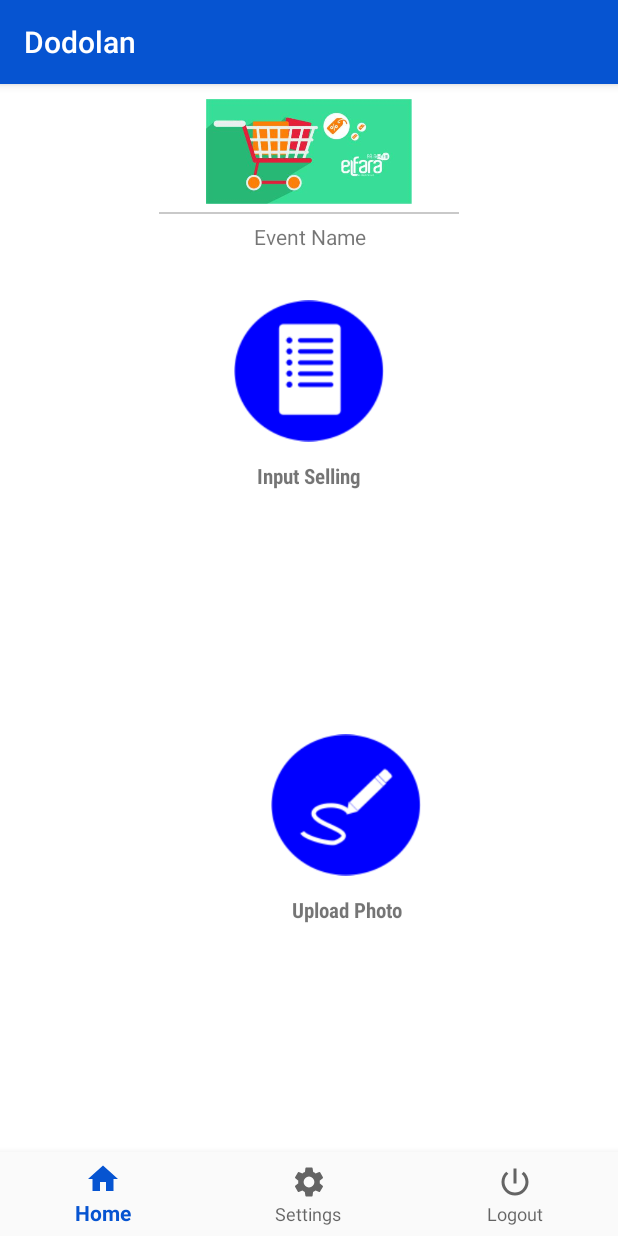
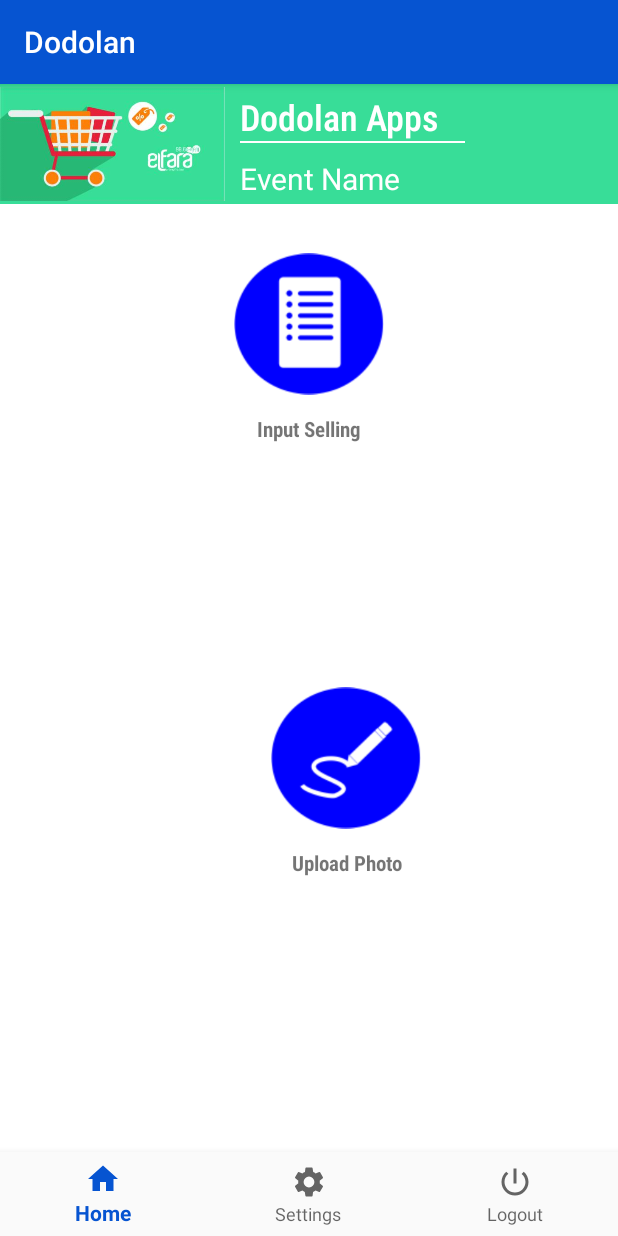
Before and after one commit to jesterx7/ElfaraApp, an Android app: the MainFragment screen opened directly, with no data from a screen before it, on a phone screen of 412 x 824 dp. Run offline under Robolectric (Android 15) with nearby library versions, the phone set to English and light mode, and no system bars; 2 statements that could not run were skipped.

Commit message:
- Change Logo Layout

```diff
--- a/app/src/main/res/layout/fragment_main.xml
+++ b/app/src/main/res/layout/fragment_main.xml
@@ -4,36 +4,63 @@
     android:layout_width="match_parent"
     android:layout_height="match_parent"
     tools:context=".ui.MainFragment"
-    android:layout_margin="10dp"
     android:background="@color/mainBackground">
 
+    <LinearLayout
+        android:id="@+id/llLogoMain"
+        android:layout_width="match_parent"
+        android:layout_height="wrap_content"
+        android:orientation="horizontal"
+        android:background="@color/logoColor">
+        <ImageView
+            android:id="@+id/imgLogoMain"
+            android:layout_width="150dp"
+            android:layout_height="80dp"
+            android:layout_gravity="left"
+            android:src="@drawable/img_logo_home" />
+        <LinearLayout
+            android:layout_width="match_parent"
+            android:layout_height="wrap_content"
+            android:layout_marginLeft="10dp"
+            android:layout_marginTop="5dp"
+            android:orientation="vertical">
+            <TextView
+                android:layout_width="match_parent"
+                android:layout_height="wrap_content"
+                android:fontFamily="sans-serif-condensed-light"
+                android:textStyle="bold"
+                android:textSize="24dp"
+                android:textColor="@color/whitecolor"
+                android:text="Dodolan Apps"/>
+            <View android:background="@color/whitecolor"
+                android:layout_width = "150dp"
+                android:layout_height="1dp"
+                android:layout_below="@id/llLogoMain"/>
+            <TextView
+                android:id="@+id/tvEventName"
+                android:layout_width="match_parent"
+                android:layout_height="wrap_content"
+                android:fontFamily="sans-serif-thin"
+                android:textStyle="bold"
+                android:layout_marginTop="10dp"
+                android:textSize="20dp"
+                android:textColor="@color/whitecolor"
+                android:text="Event Name"/>
+        </LinearLayout>
+    </LinearLayout>
+    <View android:background="@color/whitecolor"
+        android:layout_width = "match_parent"
+        android:layout_height="1.5dp"
+        android:layout_gravity="center"
+        android:layout_below="@id/llLogoMain"/>
     <ScrollView
         android:layout_width="match_parent"
-        android:layout_height="wrap_content">
+        android:layout_height="wrap_content"
+        android:layout_below="@id/llLogoMain">
         <LinearLayout
             android:layout_width="match_parent"
             android:layout_height="wrap_content"
             android:orientation="vertical">
-            <ImageView
-                android:id="@+id/imgLogoMain"
-                android:layout_width="match_parent"
-                android:layout_height="70dp"
-                android:layout_gravity="center"
-                android:src="@drawable/img_logo_home" />
-            <View android:background="#c9c9c9"
-                android:layout_width = "200dp"
-                android:layout_height="1.5dp"
-                android:layout_gravity="center"
-                android:layout_marginTop="5dp"/>
-            <TextView
-                android:id="@+id/tvEventName"
-                android:layout_width="match_parent"
-                android:layout_height="wrap_content"
-                android:textAlignment="center"
-                android:textSize="14dp"
-                android:layout_marginTop="5dp"
-                android:visibility="gone"
-                android:text="Event Name"/>
             <ProgressBar
                 android:id="@+id/progressBarMain"
                 android:layout_width="20dp"
--- a/app/src/main/res/values/colors.xml
+++ b/app/src/main/res/values/colors.xml
@@ -7,4 +7,5 @@
     <color name="whitecolor">#ffffff</color>
     <color name="successColor">#23d61a</color>
     <color name="disabledColor">#696b6e</color>
+    <color name="logoColor">#38dd98</color>
 </resources>
```
